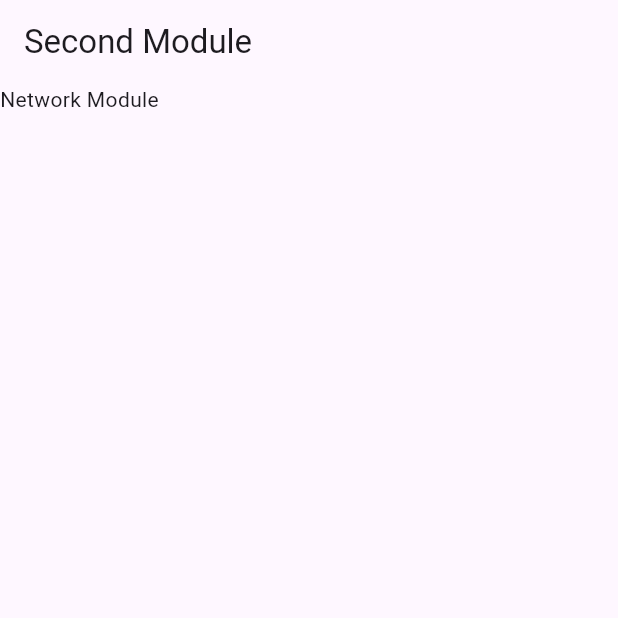
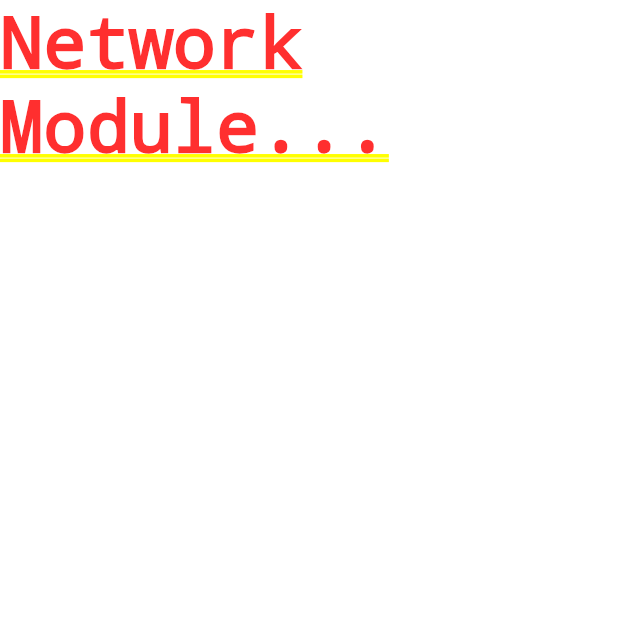
Before and after one commit to shindeyy/network_module, a Flutter app: the screen it shows after launch, on a phone screen of 412 x 824 dp, the top half of it. Run offline on Flutter 3.47's test engine with Material 3 defaults, Android fonts, the phone set to English and light mode, and no system bars.

Commit message:
- Updated UI

```diff
--- a/lib/networkscreen.dart
+++ b/lib/networkscreen.dart
@@ -6,26 +6,6 @@ class NetworkModuleScreen extends StatelessWidget {
 
   @override
   Widget build(BuildContext context) {
-    // Retrieve the 'fromRoute' argument passed during navigation
-    final bool fromRoute = ModalRoute.of(context)?.settings.arguments as bool? ?? false;
-
-    return WillPopScope(
-      onWillPop: () async {
-        if (fromRoute) {
-          // Close Flutter Activity if opened through a route
-          SystemNavigator.pop();
-        } else {
-          // Navigate back to the ThirdModuleScreen if opened from it
-          Navigator.pop(context);
-        }
-        return false; // Prevent default back navigation
-      },
-      child: Scaffold(
-        appBar: AppBar(title: const Text('Second Module')),
-        body: const SizedBox.expand(
-          child: Text("Network Module"),
-        ),
-      ),
-    );
+    return const Text("Network Module...");
   }
 }
```
